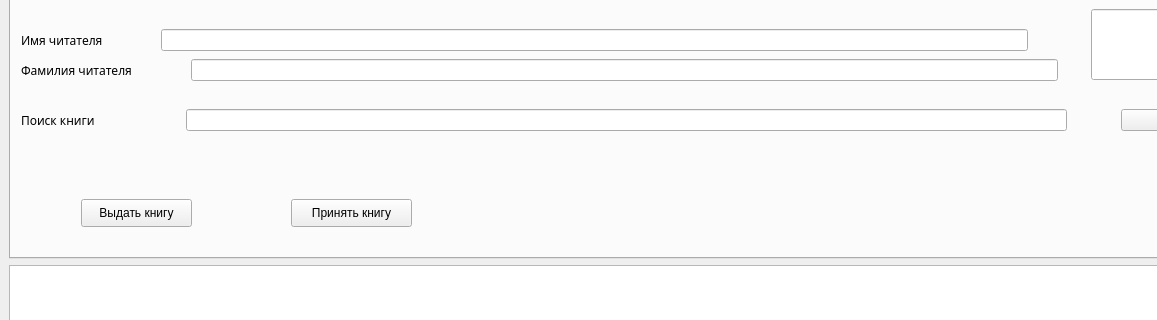
Above: assets/AdminWindow.ui from Geka59/Library-N5 before the change; both pictures show x 0 to 1157 and y 82 to 402 of the 1306 by 670 pixel window. Below: the same form after it.
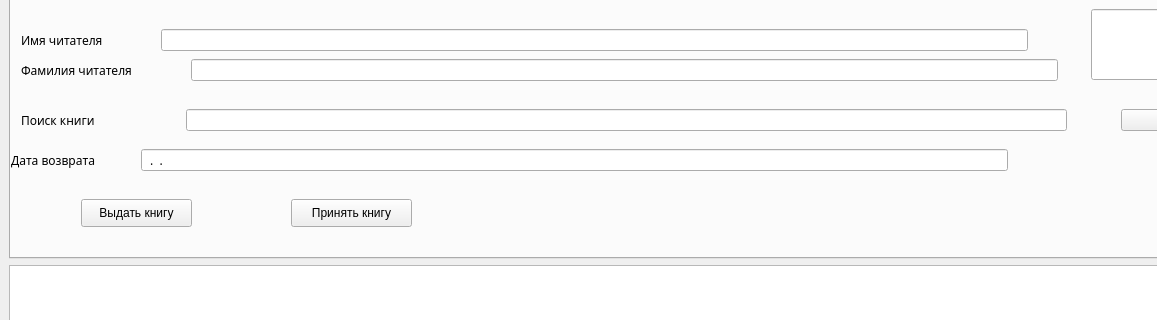
That is the form after the change. Icons and pictures are not drawn.

The edit to the form file:
```diff
--- a/assets/AdminWindow.ui
+++ b/assets/AdminWindow.ui
@@ -388,6 +388,56 @@
          <string>Поиск книги</string>
         </property>
        </widget>
+       <widget class="QLineEdit" name="lineEdit_15">
+        <property name="geometry">
+         <rect>
+          <x>130</x>
+          <y>160</y>
+          <width>867</width>
+          <height>22</height>
+         </rect>
+        </property>
+        <property name="font">
+         <font>
+          <family>BrokenLed</family>
+          <pointsize>9</pointsize>
+         </font>
+        </property>
+        <property name="styleSheet">
+         <string notr="true"/>
+        </property>
+        <property name="inputMask">
+         <string>99.99.9999</string>
+        </property>
+        <property name="text">
+         <string>..</string>
+        </property>
+        <property name="readOnly">
+         <bool>false</bool>
+        </property>
+        <property name="placeholderText">
+         <string/>
+        </property>
+       </widget>
+       <widget class="QLabel" name="label_20">
+        <property name="geometry">
+         <rect>
+          <x>0</x>
+          <y>160</y>
+          <width>161</width>
+          <height>22</height>
+         </rect>
+        </property>
+        <property name="font">
+         <font>
+          <family>BrokenLed</family>
+          <pointsize>9</pointsize>
+         </font>
+        </property>
+        <property name="text">
+         <string>Дата возврата</string>
+        </property>
+       </widget>
       </widget>
       <widget class="QWidget" name="tab_2">
        <property name="contextMenuPolicy">
```
